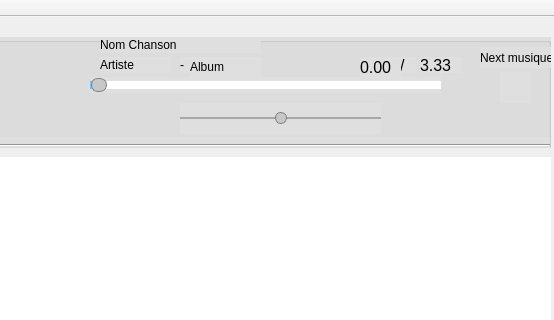
First picture: the form in ProjetMPV/Client/mainwindow.ui, repository Nurbain/ProjetIHM, before the edit; both pictures show x 300 to 854 and y 0 to 320 of the 854 by 512 pixel window.
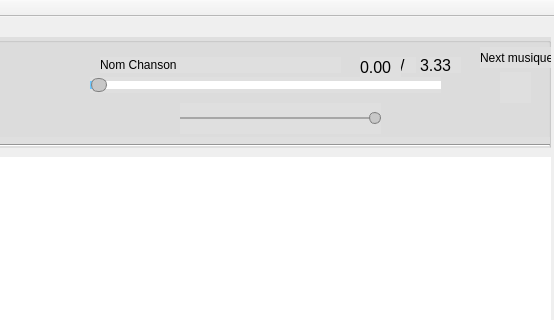
Second picture: the form after the edit. Icons and pictures are not drawn.

Commit message: Suppr artiste + album et son a 100%

```diff
--- a/ProjetMPV/Client/mainwindow.ui
+++ b/ProjetMPV/Client/mainwindow.ui
@@ -509,51 +509,12 @@
         </size>
        </property>
       </widget>
-      <widget class="QLabel" name="Player_Artiste">
-       <property name="geometry">
-        <rect>
-         <x>150</x>
-         <y>20</y>
-         <width>71</width>
-         <height>16</height>
-        </rect>
-       </property>
-       <property name="text">
-        <string>Artiste</string>
-       </property>
-      </widget>
-      <widget class="QLabel" name="Player_seg">
-       <property name="geometry">
-        <rect>
-         <x>230</x>
-         <y>20</y>
-         <width>16</width>
-         <height>16</height>
-        </rect>
-       </property>
-       <property name="text">
-        <string>-</string>
-       </property>
-      </widget>
-      <widget class="QLabel" name="Player_Album">
-       <property name="geometry">
-        <rect>
-         <x>240</x>
-         <y>20</y>
-         <width>71</width>
-         <height>20</height>
-        </rect>
-       </property>
-       <property name="text">
-        <string>Album</string>
-       </property>
-      </widget>
       <widget class="QLabel" name="Player_Chanson">
        <property name="geometry">
         <rect>
          <x>150</x>
-         <y>0</y>
-         <width>161</width>
+         <y>20</y>
+         <width>241</width>
          <height>16</height>
         </rect>
        </property>
@@ -646,8 +607,11 @@
 
 </string>
        </property>
+       <property name="maximum">
+        <number>100</number>
+       </property>
        <property name="value">
-        <number>50</number>
+        <number>100</number>
        </property>
        <property name="orientation">
         <enum>Qt::Horizontal</enum>
```
